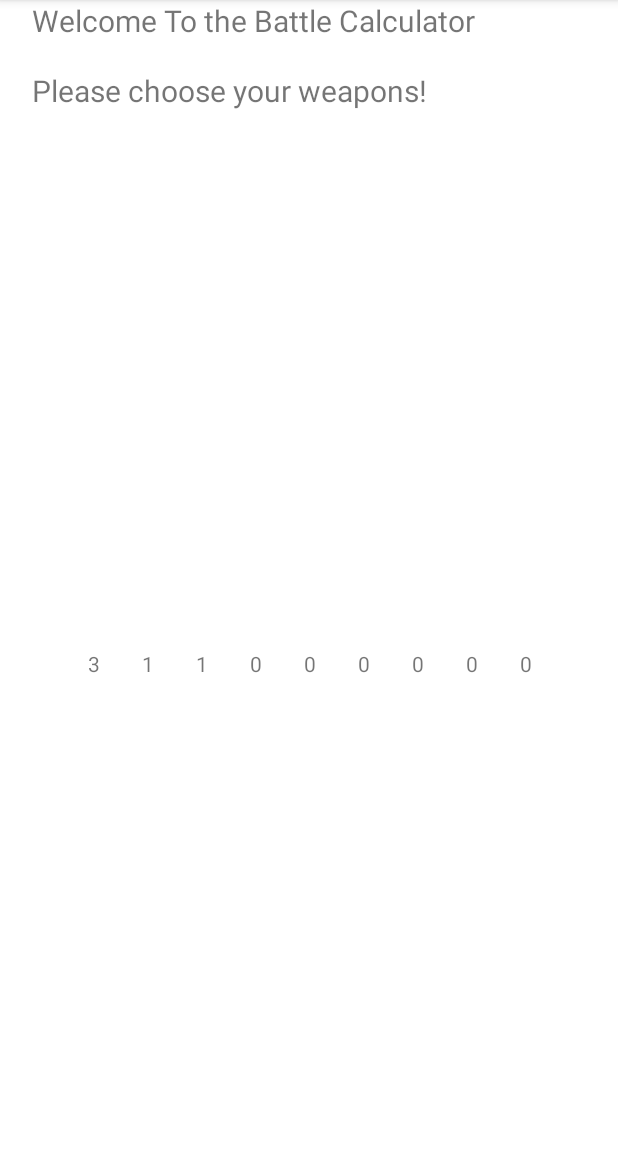
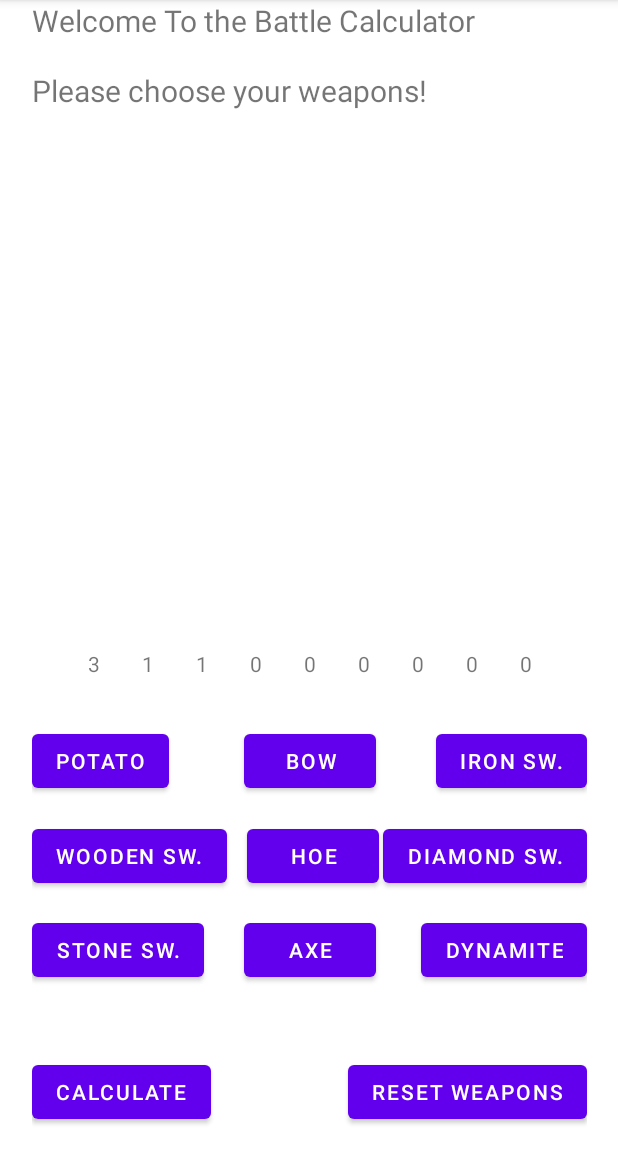
Before and after one commit to fremling/BiomesCalulator, an Android app: the screen it shows after launch (MainActivity), on a phone screen of 412 x 824 dp, the part 84-1236 px from its top. Run offline under Robolectric (Android 15) with nearby library versions, the phone set to English and light mode, and no system bars.

Commit message:
All the buttons are now there. And showrdeted the text...

```diff
--- a/app/src/main/res/layout/activity_main.xml
+++ b/app/src/main/res/layout/activity_main.xml
@@ -7,7 +7,7 @@
     tools:context=".MainActivity">
 
     <androidx.constraintlayout.widget.ConstraintLayout
-        android:id="@+id/constraintLayout"
+        android:id="@+id/LayoutButtons"
         android:layout_width="370dp"
         android:layout_height="300dp"
         android:layout_marginBottom="16dp"
@@ -15,33 +15,30 @@
         app:layout_constraintEnd_toEndOf="parent"
         app:layout_constraintHorizontal_bias="0.50"
         app:layout_constraintStart_toStartOf="parent">
-        <!-- Comment
+
         <Button
             android:id="@+id/weapon1"
-                    android:layout_width="100dp"
-                    android:layout_height="50dp"
+            android:layout_width="wrap_content"
+            android:layout_height="wrap_content"
             android:text="@string/potato"
-                    android:textSize="@string/ButtonTextSize"
             app:layout_constraintBottom_toBottomOf="parent"
             app:layout_constraintEnd_toEndOf="parent"
-                    app:layout_constraintHorizontal_bias="0.5"
+            app:layout_constraintHorizontal_bias="0"
             app:layout_constraintStart_toStartOf="parent"
             app:layout_constraintTop_toTopOf="parent"
-                    app:layout_constraintVertical_bias="0.2"
-                    />
+            app:layout_constraintVertical_bias="0.125" />
 
         <Button
             android:id="@+id/weapon2"
             android:layout_width="wrap_content"
             android:layout_height="wrap_content"
             android:text="@string/wooden_sword"
-                    android:textSize="@string/ButtonTextSize"
             app:layout_constraintBottom_toBottomOf="parent"
             app:layout_constraintEnd_toEndOf="parent"
-                    app:layout_constraintHorizontal_bias="0.533"
+            app:layout_constraintHorizontal_bias="0"
             app:layout_constraintStart_toStartOf="parent"
             app:layout_constraintTop_toTopOf="parent"
-                    app:layout_constraintVertical_bias="0.4" />
+            app:layout_constraintVertical_bias="0.375" />
 
 
         <Button
@@ -49,26 +46,24 @@
             android:layout_width="wrap_content"
             android:layout_height="wrap_content"
             android:text="@string/stone_sword"
-                    android:textSize="@string/ButtonTextSize"
             app:layout_constraintBottom_toBottomOf="parent"
             app:layout_constraintEnd_toEndOf="parent"
-                    app:layout_constraintHorizontal_bias="0.495"
+            app:layout_constraintHorizontal_bias="0"
             app:layout_constraintStart_toStartOf="parent"
             app:layout_constraintTop_toTopOf="parent"
-                    app:layout_constraintVertical_bias="0.6" />
+            app:layout_constraintVertical_bias="0.625" />
 
         <Button
             android:id="@+id/CalculateStats"
             android:layout_width="wrap_content"
             android:layout_height="wrap_content"
             android:text="@string/calculate"
-                    android:textSize="@string/ButtonTextSize"
             app:layout_constraintBottom_toBottomOf="parent"
             app:layout_constraintEnd_toEndOf="parent"
-                    app:layout_constraintHorizontal_bias="0.144"
+            app:layout_constraintHorizontal_bias="0"
             app:layout_constraintStart_toStartOf="parent"
-                    app:layout_constraintTop_toTopOf="@+id/weapon3"
-                    app:layout_constraintVertical_bias="0.681" />
+            app:layout_constraintTop_toTopOf="parent"
+            app:layout_constraintVertical_bias="1" />
 
         <Button
             android:id="@+id/Reset"
@@ -76,58 +71,60 @@
             android:layout_height="wrap_content"
             android:layout_marginStart="36dp"
             android:text="@string/reset_weapons"
-                    android:textSize="@string/ButtonTextSize"
-                    app:layout_constraintBottom_toBottomOf="@+id/CalculateStats"
-                    app:layout_constraintStart_toEndOf="@+id/CalculateStats"
-                    app:layout_constraintTop_toTopOf="@+id/CalculateStats"
-                    app:layout_constraintVertical_bias="0.0" />
+            app:layout_constraintBottom_toBottomOf="parent"
+            app:layout_constraintEnd_toEndOf="parent"
+            app:layout_constraintHorizontal_bias="1"
+            app:layout_constraintStart_toStartOf="parent"
+            app:layout_constraintTop_toTopOf="parent"
+            app:layout_constraintVertical_bias="1" />
 
         <Button
             android:id="@+id/weapon4"
             android:layout_width="wrap_content"
             android:layout_height="wrap_content"
-                    android:layout_marginEnd="24dp"
             android:text="@string/iron_sword"
-                    android:textSize="@string/ButtonTextSize"
             app:layout_constraintBottom_toBottomOf="parent"
-                    app:layout_constraintEnd_toStartOf="@+id/weapon1"
+            app:layout_constraintEnd_toEndOf="parent"
+            app:layout_constraintHorizontal_bias="1"
+            app:layout_constraintStart_toStartOf="parent"
             app:layout_constraintTop_toTopOf="parent"
-                    app:layout_constraintVertical_bias="0.063" />
+            app:layout_constraintVertical_bias="0.125" />
 
         <Button
             android:id="@+id/weapon5"
             android:layout_width="wrap_content"
             android:layout_height="wrap_content"
             android:text="@string/diamond_sword"
-                    android:textSize="@string/ButtonTextSize"
             app:layout_constraintBottom_toBottomOf="parent"
-                    app:layout_constraintEnd_toStartOf="@+id/weapon2"
-                    app:layout_constraintTop_toTopOf="@+id/weapon4"
-                    app:layout_constraintVertical_bias="0.279" />
+            app:layout_constraintEnd_toEndOf="parent"
+            app:layout_constraintHorizontal_bias="1"
+            app:layout_constraintStart_toStartOf="parent"
+            app:layout_constraintTop_toTopOf="parent"
+            app:layout_constraintVertical_bias="0.375" />
 
         <Button
             android:id="@+id/weapon6"
             android:layout_width="wrap_content"
             android:layout_height="wrap_content"
-                    android:layout_marginEnd="12dp"
             android:text="@string/dynamite"
-                    android:textSize="@string/ButtonTextSize"
             app:layout_constraintBottom_toBottomOf="parent"
-                    app:layout_constraintEnd_toStartOf="@+id/weapon3"
-                    app:layout_constraintTop_toTopOf="@+id/weapon5"
-                    app:layout_constraintVertical_bias="0.4" />
+            app:layout_constraintEnd_toEndOf="parent"
+            app:layout_constraintHorizontal_bias="1"
+            app:layout_constraintStart_toStartOf="parent"
+            app:layout_constraintTop_toTopOf="parent"
+            app:layout_constraintVertical_bias="0.625" />
 
         <Button
             android:id="@+id/weapon7"
             android:layout_width="wrap_content"
             android:layout_height="wrap_content"
-                    android:layout_marginStart="28dp"
             android:text="@string/bow"
-                    android:textSize="@string/ButtonTextSize"
             app:layout_constraintBottom_toBottomOf="parent"
-                    app:layout_constraintStart_toEndOf="@+id/weapon1"
+            app:layout_constraintEnd_toEndOf="parent"
+            app:layout_constraintHorizontal_bias=".5"
+            app:layout_constraintStart_toStartOf="parent"
             app:layout_constraintTop_toTopOf="parent"
-                    app:layout_constraintVertical_bias="0.063" />
+            app:layout_constraintVertical_bias="0.125" />
 
         <Button
             android:id="@+id/weapon8"
@@ -135,26 +132,26 @@
             android:layout_height="wrap_content"
             android:layout_marginStart="4dp"
             android:text="@string/hoe"
-                    android:textSize="@string/ButtonTextSize"
             app:layout_constraintBottom_toBottomOf="parent"
-                    app:layout_constraintStart_toEndOf="@+id/weapon2"
+            app:layout_constraintEnd_toEndOf="parent"
+            app:layout_constraintHorizontal_bias=".5"
+            app:layout_constraintStart_toStartOf="parent"
             app:layout_constraintTop_toTopOf="parent"
-                    app:layout_constraintVertical_bias="0.325" />
+            app:layout_constraintVertical_bias="0.375" />
 
         <Button
             android:id="@+id/weapon9"
             android:layout_width="wrap_content"
             android:layout_height="wrap_content"
-                    android:layout_marginStart="24dp"
-                    android:layout_marginBottom="100dp"
             android:text="@string/axe"
-                    android:textSize="@string/ButtonTextSize"
             app:layout_constraintBottom_toBottomOf="parent"
-                    app:layout_constraintStart_toEndOf="@+id/weapon3"
-                    app:layout_constraintTop_toTopOf="@+id/weapon8"
-                    app:layout_constraintVertical_bias="0.971" />
+            app:layout_constraintEnd_toEndOf="parent"
+            app:layout_constraintHorizontal_bias=".5"
+            app:layout_constraintStart_toStartOf="parent"
+            app:layout_constraintTop_toTopOf="parent"
+            app:layout_constraintVertical_bias="0.625" />
 
-                    -->
+
     </androidx.constraintlayout.widget.ConstraintLayout>
 
     <TextView
@@ -162,20 +159,20 @@
         android:layout_width="0dp"
         android:layout_height="0dp"
         android:textSize="20sp"
-        app:layout_constraintBottom_toTopOf="@+id/constraintLayout2"
-        app:layout_constraintEnd_toEndOf="@+id/constraintLayout"
-        app:layout_constraintStart_toStartOf="@+id/constraintLayout"
+        app:layout_constraintBottom_toTopOf="@+id/LayoutNumberWeapons"
+        app:layout_constraintEnd_toEndOf="@+id/LayoutButtons"
+        app:layout_constraintStart_toStartOf="@+id/LayoutButtons"
         app:layout_constraintTop_toTopOf="parent"
         app:layout_constraintVertical_bias="1.0"
         tools:text="Battle stats" />
 
     <androidx.constraintlayout.widget.ConstraintLayout
-        android:id="@+id/constraintLayout2"
+        android:id="@+id/LayoutNumberWeapons"
         android:layout_width="368dp"
         android:layout_height="wrap_content"
-        app:layout_constraintBottom_toTopOf="@+id/constraintLayout"
-        app:layout_constraintEnd_toEndOf="@+id/constraintLayout"
-        app:layout_constraintStart_toStartOf="@+id/constraintLayout">
+        app:layout_constraintBottom_toTopOf="@+id/LayoutButtons"
+        app:layout_constraintEnd_toEndOf="@+id/LayoutButtons"
+        app:layout_constraintStart_toStartOf="@+id/LayoutButtons">
 
         <TextView
             android:id="@+id/NoWpn1"
--- a/app/src/main/res/values/strings.xml
+++ b/app/src/main/res/values/strings.xml
@@ -1,16 +1,16 @@
 <resources>
     <string name="app_name">BiomesCalculator</string>
     <string name="potato">Potato</string>
-    <string name="wooden_sword">Wooden Sword</string>
-    <string name="stone_sword">Stone Sword</string>
+    <string name="wooden_sword">Wooden Sw.</string>
+    <string name="stone_sword">Stone Sw.</string>
     <string name="calculate">Calculate</string>
     <string name="zero">0</string>
-    <string name="ButtonTextSize">10sp</string>
+    <string name="ButtonTextSize">12sp</string>
     <string name="axe">Axe</string>
     <string name="hoe">Hoe</string>
     <string name="bow">Bow</string>
     <string name="dynamite">Dynamite</string>
-    <string name="diamond_sword">Diamond Sword</string>
-    <string name="iron_sword">Iron Sword</string>
+    <string name="diamond_sword">Diamond Sw.</string>
+    <string name="iron_sword">Iron Sw.</string>
     <string name="reset_weapons">Reset Weapons</string>
     </resources>
```
Lines whose indentation alone changed are shown as unchanged.
